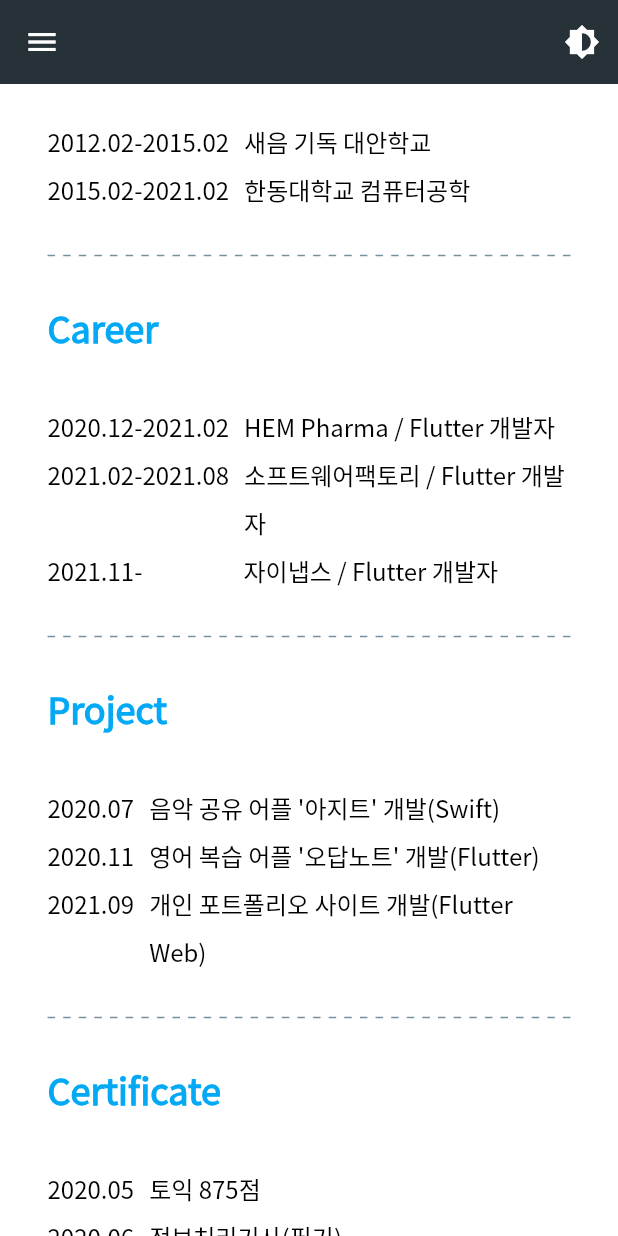
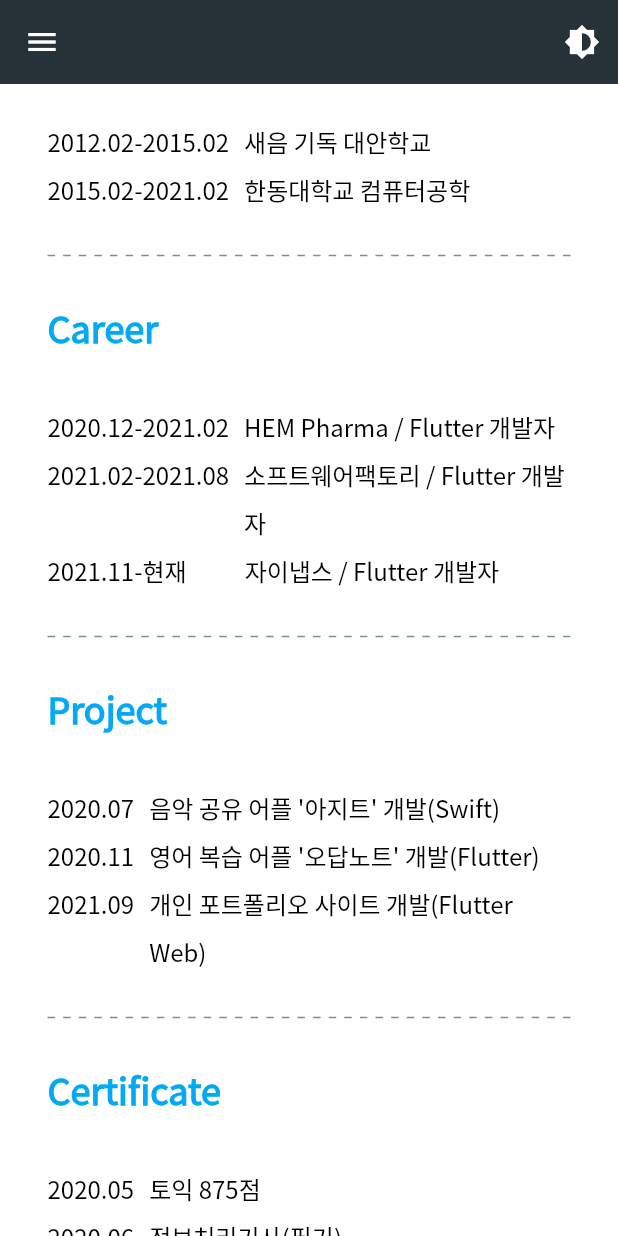
Before and after one commit to terry1213/portfolio, a Flutter app: the screen it shows after launch, scrolled down 1728 dp, on a phone screen of 412 x 824 dp. Run offline on Flutter 3.47's test engine with Material 2 defaults, Android fonts, the phone set to English and light mode, and no system bars; our stand-ins replace carousel_slider, easy_dynamic_theme, fl_chart, get, line_icons, timelines and 1 more.

```diff
--- a/lib/pages/about_page.dart
+++ b/lib/pages/about_page.dart
@@ -54,7 +54,7 @@ class AboutPage extends StatelessWidget {
       detail: '소프트웨어팩토리 / Flutter 개발자',
     ),
     EventModel(
-      period: '2021.11-                ',
+      period: '2021.11-현재        ',
       detail: '자이냅스 / Flutter 개발자',
     ),
   ];
```
